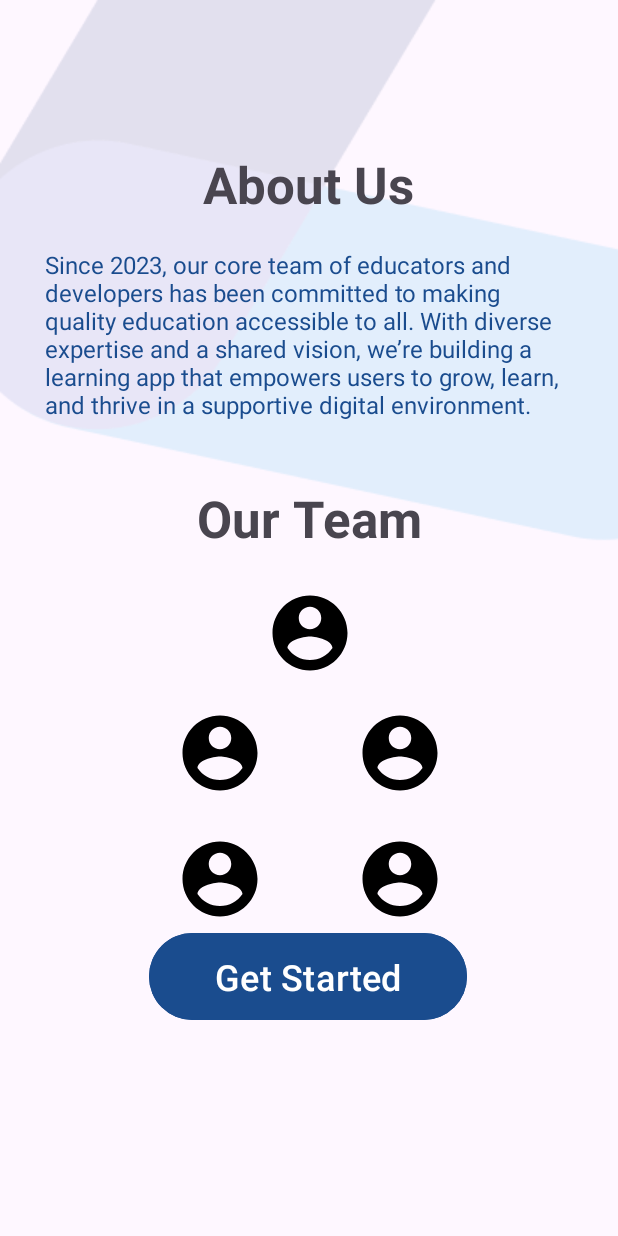
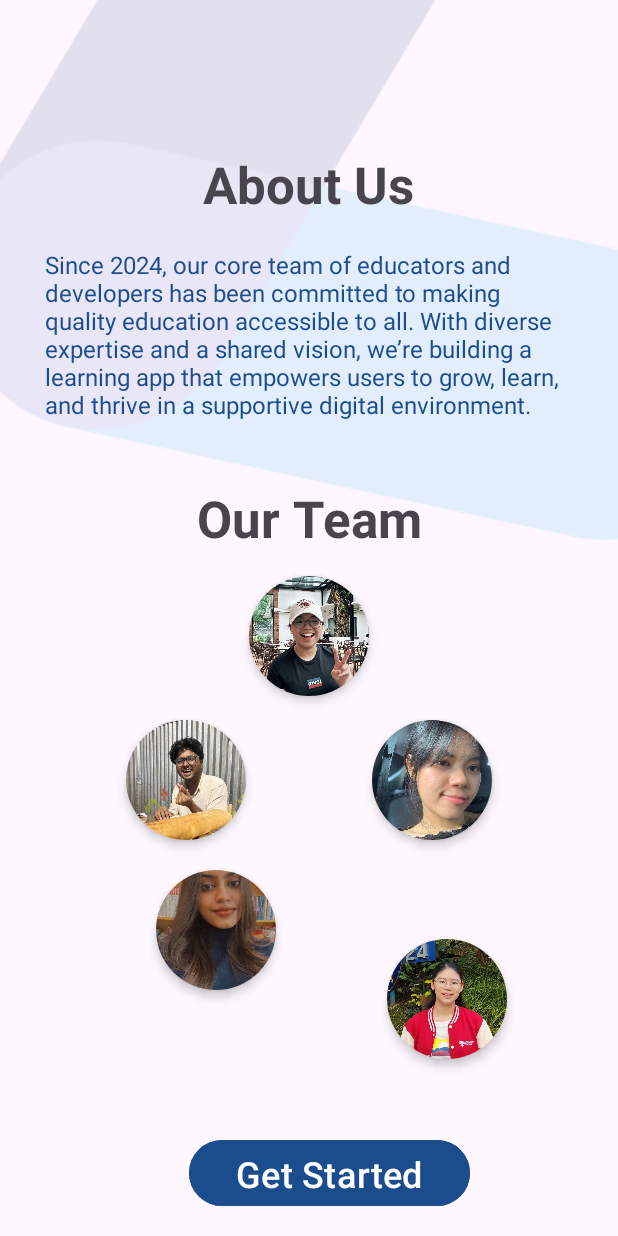
Before and after one commit to soda4fries/StreamLiner, an Android app: the SplashScreen4 screen opened through its navigation route, on a phone screen of 412 x 824 dp. Run offline under Robolectric (Android 15) with nearby library versions, the phone set to English and light mode, and no system bars; our stand-ins replace CircleImageView, Firebase (no records; nobody signed in at launch, a user with empty details on screens opened directly), navigation-ui.

Commit message:
Our Team Picture
Update Profile Picture

```diff
--- a/app/src/main/res/layout/fragment_splash_screen4.xml
+++ b/app/src/main/res/layout/fragment_splash_screen4.xml
@@ -1,11 +1,11 @@
 <?xml version="1.0" encoding="utf-8"?>
-<androidx.constraintlayout.widget.ConstraintLayout xmlns:android="http://schemas.android.com/apk/res/android"
+<androidx.constraintlayout.widget.ConstraintLayout
+    xmlns:android="http://schemas.android.com/apk/res/android"
     xmlns:app="http://schemas.android.com/apk/res-auto"
     xmlns:tools="http://schemas.android.com/tools"
     android:layout_width="match_parent"
     android:layout_height="match_parent"
-    tools:context=".splashScreen.SplashScreen4" >
-
+    tools:context=".splashScreen.SplashScreen4">
 
     <ImageView
         android:id="@+id/screen4frame"
@@ -31,9 +31,9 @@
 
     <Button
         android:id="@+id/BtnGetStarted"
-        android:layout_width="212dp"
-        android:layout_height="66dp"
-        android:layout_marginBottom="140dp"
+        android:layout_width="187dp"
+        android:layout_height="52dp"
+        android:layout_marginBottom="16dp"
         android:backgroundTint="@color/darkBlue"
         android:gravity="center"
         android:text="Get Started"
@@ -43,7 +43,7 @@
         android:textSize="24sp"
         app:layout_constraintBottom_toBottomOf="parent"
         app:layout_constraintEnd_toEndOf="parent"
-        app:layout_constraintHorizontal_bias="0.497"
+        app:layout_constraintHorizontal_bias="0.562"
         app:layout_constraintStart_toStartOf="parent" />
 
     <TextView
@@ -51,13 +51,14 @@
         android:layout_width="352dp"
         android:layout_height="137dp"
         android:layout_marginTop="20dp"
-        android:text="Since 2023, our core team of educators and developers has been committed to making quality education accessible to all. With diverse expertise and a shared vision, we’re building a learning app that empowers users to grow, learn, and thrive in a supportive digital environment."
+        android:text="Since 2024, our core team of educators and developers has been committed to making quality education accessible to all. With diverse expertise and a shared vision, we’re building a learning app that empowers users to grow, learn, and thrive in a supportive digital environment."
         android:textColor="@color/darkBlue"
         android:textSize="16sp"
         app:layout_constraintEnd_toEndOf="@+id/screen4Title"
         app:layout_constraintStart_toStartOf="@+id/screen4Title"
         app:layout_constraintTop_toBottomOf="@+id/screen4Title" />
 
+    <!-- Picture 1 (Top Center) -->
     <TextView
         android:id="@+id/screen4TitleOurTeam"
         android:layout_width="wrap_content"
@@ -71,56 +72,111 @@
         app:layout_constraintStart_toStartOf="@+id/screen4Subtitle"
         app:layout_constraintTop_toBottomOf="@+id/screen4Subtitle" />
 
-    <ImageView
-        android:id="@+id/profilePic1"
-        android:layout_width="60dp"
-        android:layout_height="60dp"
-        android:layout_marginTop="24dp"
-        android:src="@drawable/baseline_account_circle_24"
-        app:layout_constraintEnd_toEndOf="@+id/screen4TitleOurTeam"
-        app:layout_constraintStart_toStartOf="@+id/screen4TitleOurTeam"
-        app:layout_constraintTop_toBottomOf="@+id/screen4TitleOurTeam" />
+    <androidx.cardview.widget.CardView
+        android:id="@+id/imageViewCard1"
+        android:layout_width="80dp"
+        android:layout_height="80dp"
+        android:layout_marginTop="16dp"
+        app:cardCornerRadius="40dp"
+        app:cardElevation="4dp"
+        app:layout_constraintTop_toBottomOf="@id/screen4TitleOurTeam"
+        app:layout_constraintEnd_toEndOf="parent"
+        app:layout_constraintStart_toStartOf="parent">
 
-    <ImageView
-        android:id="@+id/profilePic2"
-        android:layout_width="60dp"
-        android:layout_height="60dp"
+        <ImageView
+            android:id="@+id/imageView2"
+            android:layout_width="match_parent"
+            android:layout_height="match_parent"
+            android:scaleType="centerCrop"
+            android:src="@drawable/Yilin" />
+    </androidx.cardview.widget.CardView>
+
+    <!-- Picture 2 (Left of Picture 1) -->
+    <androidx.cardview.widget.CardView
+        android:id="@+id/imageViewCard2"
+        android:layout_width="80dp"
+        android:layout_height="80dp"
+        android:layout_marginTop="16dp"
+        app:cardCornerRadius="40dp"
+        app:cardElevation="4dp"
+
+        app:layout_constraintEnd_toStartOf="@+id/imageViewCard3"
+        app:layout_constraintStart_toStartOf="parent"
+        app:layout_constraintTop_toBottomOf="@id/imageViewCard1"
+        app:layout_constraintBottom_toTopOf="@id/imageViewCard4">
+
+        <ImageView
+            android:id="@+id/imageView3"
+            android:layout_width="match_parent"
+            android:layout_height="match_parent"
+            android:scaleType="centerCrop"
+            android:src="@drawable/Mahdinur" />
+    </androidx.cardview.widget.CardView>
+
+
+    <!-- Picture 3 (Right of Picture 1) -->
+    <androidx.cardview.widget.CardView
+        android:id="@+id/imageViewCard3"
+        android:layout_width="80dp"
+        android:layout_height="80dp"
+        android:layout_marginTop="16dp"
+        app:cardCornerRadius="40dp"
+        app:cardElevation="4dp"
+        app:layout_constraintTop_toBottomOf="@id/imageViewCard1"
+        app:layout_constraintEnd_toEndOf="parent"
+        app:layout_constraintStart_toEndOf="@id/imageViewCard2">
+
+        <ImageView
+            android:id="@+id/imageView4"
+            android:layout_width="match_parent"
+            android:layout_height="match_parent"
+            android:scaleType="centerCrop"
+            android:src="@drawable/Aisyah" />
+    </androidx.cardview.widget.CardView>
+
+    <!-- Picture 4 (Below Picture 2) -->
+
+    <androidx.cardview.widget.CardView
+        android:id="@+id/imageViewCard4"
+        android:layout_width="80dp"
+        android:layout_height="80dp"
         android:layout_marginTop="20dp"
-        android:src="@drawable/baseline_account_circle_24"
-        app:layout_constraintEnd_toStartOf="@+id/profilePic1"
-        app:layout_constraintHorizontal_bias="1.0"
-        app:layout_constraintStart_toStartOf="@+id/screen4TitleOurTeam"
-        app:layout_constraintTop_toBottomOf="@+id/profilePic1" />
+        app:cardCornerRadius="40dp"
+        app:cardElevation="4dp"
+        app:layout_constraintEnd_toEndOf="parent"
+        app:layout_constraintHorizontal_bias="0.314"
+        app:layout_constraintStart_toStartOf="parent"
+        app:layout_constraintTop_toBottomOf="@id/imageViewCard2">
 
-    <ImageView
-        android:id="@+id/profilePic3"
-        android:layout_width="60dp"
-        android:layout_height="60dp"
-        android:layout_marginTop="20dp"
-        android:src="@drawable/baseline_account_circle_24"
-        app:layout_constraintEnd_toEndOf="@+id/screen4TitleOurTeam"
-        app:layout_constraintHorizontal_bias="0.0"
-        app:layout_constraintStart_toEndOf="@+id/profilePic1"
-        app:layout_constraintTop_toBottomOf="@+id/profilePic1" />
+        <ImageView
+            android:id="@+id/imageView6"
+            android:layout_width="match_parent"
+            android:layout_height="match_parent"
+            android:scaleType="centerCrop"
+            android:src="@drawable/Neha" />
+    </androidx.cardview.widget.CardView>
 
-    <ImageView
-        android:id="@+id/profilePic4"
-        android:layout_width="60dp"
-        android:layout_height="60dp"
-        android:layout_marginTop="24dp"
-        android:src="@drawable/baseline_account_circle_24"
-        app:layout_constraintEnd_toEndOf="@+id/profilePic2"
-        app:layout_constraintStart_toStartOf="@+id/profilePic2"
-        app:layout_constraintTop_toBottomOf="@+id/profilePic2" />
+    <!-- Picture 5 -->
+    <androidx.cardview.widget.CardView
+        android:id="@+id/imageViewCard5"
+        android:layout_width="80dp"
+        android:layout_height="80dp"
+        android:layout_marginTop="16dp"
+        app:cardCornerRadius="40dp"
+        app:cardElevation="4dp"
+        app:layout_constraintTop_toBottomOf="@+id/imageViewCard3"
+        app:layout_constraintStart_toEndOf="@+id/imageViewCard4"
+        app:layout_constraintBottom_toTopOf="@+id/BtnGetStarted"
+        app:layout_constraintEnd_toEndOf="parent">
 
-    <ImageView
-        android:id="@+id/profilePic5"
-        android:layout_width="60dp"
-        android:layout_height="60dp"
-        android:layout_marginTop="24dp"
-        android:src="@drawable/baseline_account_circle_24"
-        app:layout_constraintEnd_toEndOf="@+id/profilePic3"
-        app:layout_constraintStart_toStartOf="@+id/profilePic3"
-        app:layout_constraintTop_toBottomOf="@+id/profilePic3" />
+        <ImageView
+            android:id="@+id/imageView5"
+            android:layout_width="match_parent"
+            android:layout_height="match_parent"
+            android:scaleType="centerCrop"
+            android:src="@drawable/JingQin" />
+    </androidx.cardview.widget.CardView>
+
+
 
 </androidx.constraintlayout.widget.ConstraintLayout>
```
Also changed, not shown: app/src/main/res/drawable/Aisyah.jpeg (added), app/src/main/res/drawable/JingQin.jpeg (added), app/src/main/res/drawable/Mahdinur.jpeg (added), app/src/main/res/drawable/Neha.jpeg (added), app/src/main/res/drawable/Yilin.jpeg (added).
